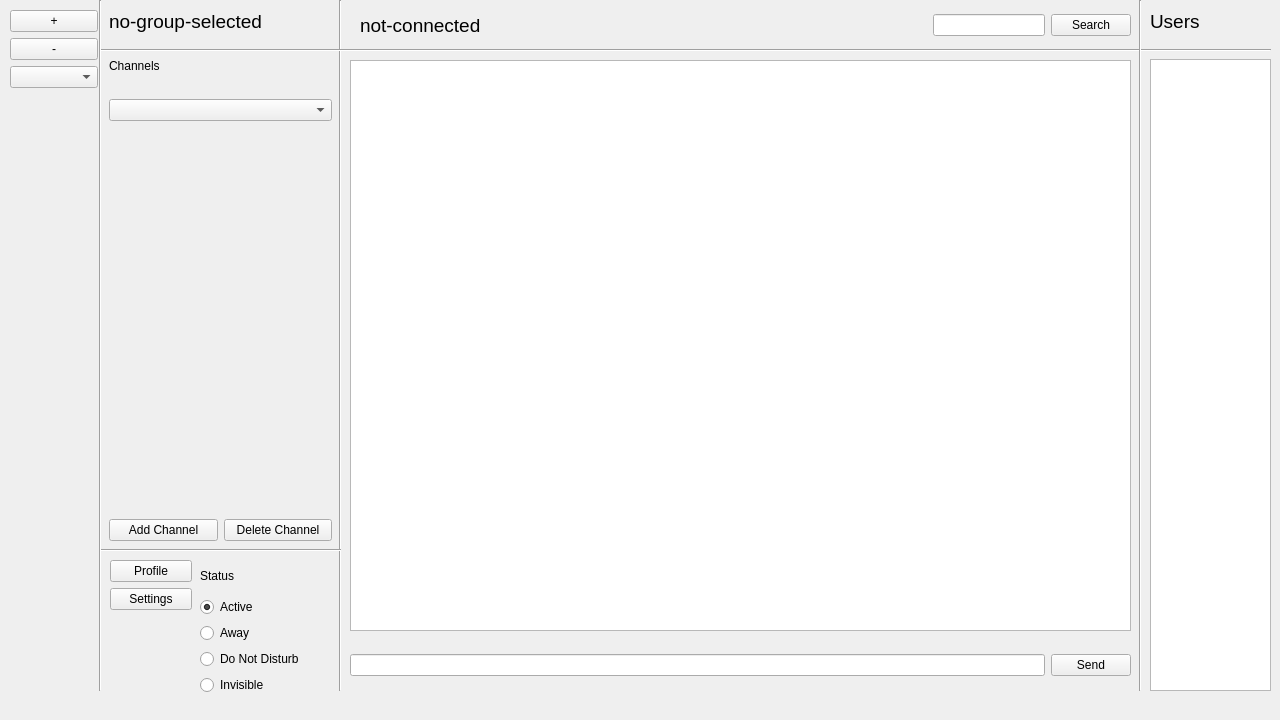
Qt form Project Implementation/Messaging App Codebase/forms/mainwindow.ui (Hannah-Ashna/Messaging-Application) before a commit.
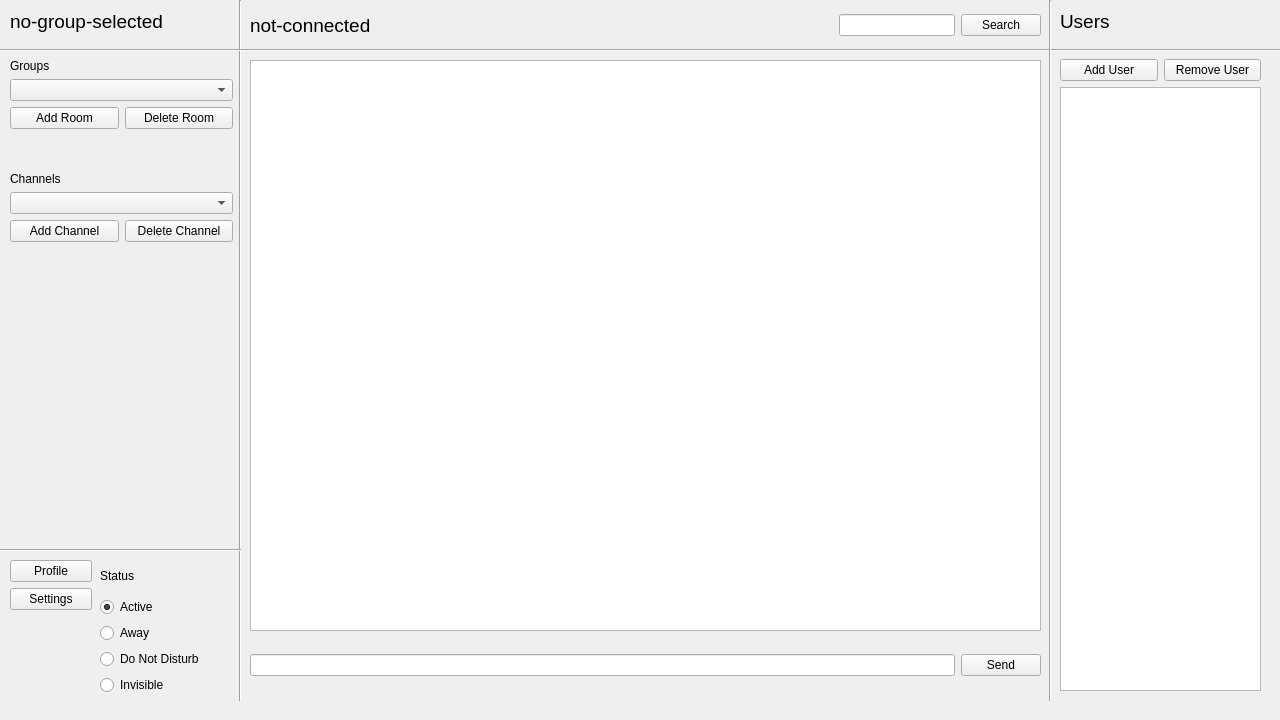
The same form after that commit. The open tabs and pages were chosen to show the change.

The edit to the form file:
```diff
--- a/Project Implementation/Messaging App Codebase/forms/mainwindow.ui
+++ b/Project Implementation/Messaging App Codebase/forms/mainwindow.ui
@@ -193,9 +193,9 @@
      <widget class="QWidget" name="horizontalLayoutWidget_2">
       <property name="geometry">
        <rect>
-        <x>350</x>
+        <x>250</x>
         <y>640</y>
-        <width>781</width>
+        <width>791</width>
         <height>51</height>
        </rect>
       </property>
@@ -224,7 +224,7 @@
      <widget class="QWidget" name="verticalLayoutWidget_3">
       <property name="geometry">
        <rect>
-        <x>110</x>
+        <x>10</x>
         <y>560</y>
         <width>82</width>
         <height>131</height>
@@ -263,10 +263,10 @@
      <widget class="Line" name="line">
       <property name="geometry">
        <rect>
-        <x>330</x>
+        <x>230</x>
         <y>0</y>
         <width>21</width>
-        <height>691</height>
+        <height>701</height>
        </rect>
       </property>
       <property name="orientation">
@@ -276,7 +276,7 @@
      <widget class="QWidget" name="verticalLayoutWidget_2">
       <property name="geometry">
        <rect>
-        <x>109</x>
+        <x>10</x>
         <y>10</y>
         <width>223</width>
         <height>531</height>
@@ -308,6 +308,47 @@
          </property>
         </spacer>
        </item>
+       <item>
+        <widget class="QLabel" name="channelLabel_3">
+         <property name="text">
+          <string>Groups</string>
+         </property>
+        </widget>
+       </item>
+       <item>
+        <widget class="QComboBox" name="roomDropDown"/>
+       </item>
+       <item>
+        <layout class="QHBoxLayout" name="horizontalLayout_8">
+         <item>
+          <widget class="QPushButton" name="addRoomButton">
+           <property name="text">
+            <string>Add Room</string>
+           </property>
+          </widget>
+         </item>
+         <item>
+          <widget class="QPushButton" name="deleteRoomButton">
+           <property name="text">
+            <string>Delete Room</string>
+           </property>
+          </widget>
+         </item>
+        </layout>
+       </item>
+       <item>
+        <spacer name="verticalSpacer_11">
+         <property name="orientation">
+          <enum>Qt::Vertical</enum>
+         </property>
+         <property name="sizeHint" stdset="0">
+          <size>
+           <width>20</width>
+           <height>40</height>
+          </size>
+         </property>
+        </spacer>
+       </item>
        <item>
         <widget class="QLabel" name="channelLabel_2">
          <property name="text">
@@ -315,34 +356,26 @@
          </property>
         </widget>
        </item>
-       <item>
-        <spacer name="horizontalSpacer_7">
-         <property name="orientation">
-          <enum>Qt::Horizontal</enum>
-         </property>
-         <property name="sizeHint" stdset="0">
-          <size>
-           <width>40</width>
-           <height>20</height>
-          </size>
-         </property>
-        </spacer>
-       </item>
        <item>
         <widget class="QComboBox" name="channelDropDown"/>
        </item>
        <item>
-        <spacer name="verticalSpacer_11">
-         <property name="orientation">
-          <enum>Qt::Vertical</enum>
-         </property>
-         <property name="sizeHint" stdset="0">
-          <size>
-           <width>20</width>
-           <height>40</height>
-          </size>
-         </property>
-        </spacer>
+        <layout class="QHBoxLayout" name="horizontalLayout_7">
+         <item>
+          <widget class="QPushButton" name="addChannelButton">
+           <property name="text">
+            <string>Add Channel</string>
+           </property>
+          </widget>
+         </item>
+         <item>
+          <widget class="QPushButton" name="deleteChannelButton">
+           <property name="text">
+            <string>Delete Channel</string>
+           </property>
+          </widget>
+         </item>
+        </layout>
        </item>
        <item>
         <spacer name="verticalSpacer_10">
@@ -448,32 +481,14 @@
          </property>
         </spacer>
        </item>
-       <item>
-        <layout class="QHBoxLayout" name="horizontalLayout_7">
-         <item>
-          <widget class="QPushButton" name="addChannelButton">
-           <property name="text">
-            <string>Add Channel</string>
-           </property>
-          </widget>
-         </item>
-         <item>
-          <widget class="QPushButton" name="deleteChannelButton">
-           <property name="text">
-            <string>Delete Channel</string>
-           </property>
-          </widget>
-         </item>
-        </layout>
-       </item>
       </layout>
      </widget>
      <widget class="QTextBrowser" name="messageLog">
       <property name="geometry">
        <rect>
-        <x>350</x>
+        <x>250</x>
         <y>60</y>
-        <width>781</width>
+        <width>791</width>
         <height>571</height>
        </rect>
       </property>
@@ -488,7 +503,7 @@
      <widget class="QWidget" name="verticalLayoutWidget_4">
       <property name="geometry">
        <rect>
-        <x>200</x>
+        <x>100</x>
         <y>560</y>
         <width>131</width>
         <height>135</height>
@@ -538,9 +553,9 @@
      <widget class="Line" name="line_5">
       <property name="geometry">
        <rect>
-        <x>100</x>
+        <x>0</x>
         <y>40</y>
-        <width>1171</width>
+        <width>1281</width>
         <height>20</height>
        </rect>
       </property>
@@ -551,7 +566,7 @@
      <widget class="Line" name="line_3">
       <property name="geometry">
        <rect>
-        <x>100</x>
+        <x>0</x>
         <y>540</y>
         <width>241</width>
         <height>20</height>
@@ -564,9 +579,9 @@
      <widget class="QWidget" name="verticalLayoutWidget_5">
       <property name="geometry">
        <rect>
-        <x>1150</x>
+        <x>1060</x>
         <y>10</y>
-        <width>121</width>
+        <width>201</width>
         <height>681</height>
        </rect>
       </property>
@@ -596,6 +611,24 @@
          </property>
         </spacer>
        </item>
+       <item>
+        <layout class="QHBoxLayout" name="horizontalLayout_9">
+         <item>
+          <widget class="QPushButton" name="pushButton">
+           <property name="text">
+            <string>Add User</string>
+           </property>
+          </widget>
+         </item>
+         <item>
+          <widget class="QPushButton" name="pushButton_2">
+           <property name="text">
+            <string>Remove User</string>
+           </property>
+          </widget>
+         </item>
+        </layout>
+       </item>
        <item>
         <widget class="QListWidget" name="userList">
          <property name="enabled">
@@ -613,65 +646,10 @@
      <widget class="Line" name="line_4">
       <property name="geometry">
        <rect>
-        <x>1130</x>
+        <x>1040</x>
         <y>0</y>
         <width>20</width>
-        <height>691</height>
-       </rect>
-      </property>
-      <property name="orientation">
-       <enum>Qt::Vertical</enum>
-      </property>
-     </widget>
-     <widget class="QWidget" name="verticalLayoutWidget">
-      <property name="geometry">
-       <rect>
-        <x>10</x>
-        <y>10</y>
-        <width>88</width>
-        <height>681</height>
-       </rect>
-      </property>
-      <layout class="QVBoxLayout" name="verticalLayout">
-       <item>
-        <widget class="QPushButton" name="addRoomButton">
-         <property name="text">
-          <string>+</string>
-         </property>
-        </widget>
-       </item>
-       <item>
-        <widget class="QPushButton" name="deleteRoomButton">
-         <property name="text">
-          <string>-</string>
-         </property>
-        </widget>
-       </item>
-       <item>
-        <widget class="QComboBox" name="roomDropDown"/>
-       </item>
-       <item>
-        <spacer name="verticalSpacer">
-         <property name="orientation">
-          <enum>Qt::Vertical</enum>
-         </property>
-         <property name="sizeHint" stdset="0">
-          <size>
-           <width>20</width>
-           <height>40</height>
-          </size>
-         </property>
-        </spacer>
-       </item>
-      </layout>
-     </widget>
-     <widget class="Line" name="line_2">
-      <property name="geometry">
-       <rect>
-        <x>90</x>
-        <y>0</y>
-        <width>21</width>
-        <height>691</height>
+        <height>701</height>
        </rect>
       </property>
       <property name="orientation">
@@ -681,9 +659,9 @@
      <widget class="QWidget" name="horizontalLayoutWidget">
       <property name="geometry">
        <rect>
-        <x>360</x>
+        <x>250</x>
         <y>10</y>
-        <width>771</width>
+        <width>791</width>
         <height>31</height>
        </rect>
       </property>
```
Left out of the diff: 2 changed lines with no effect on the pictures.
